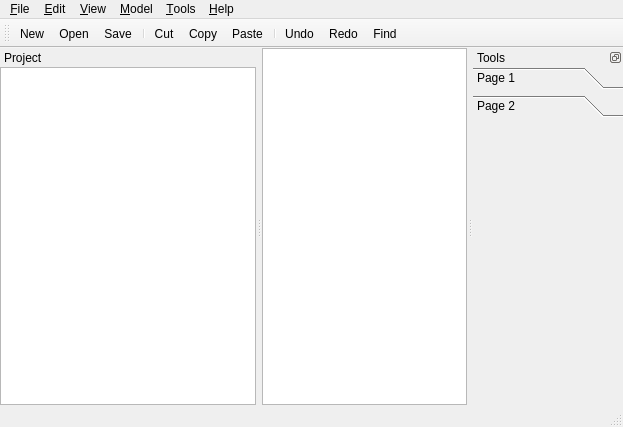
Above: jalapaquery/src/jalapaquery/mainwindow.ui from leonhad/jalapaquery before the change. Below: the same form after it.
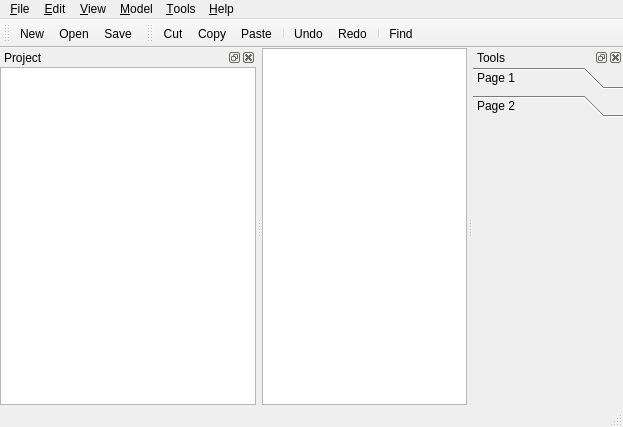
That is the form after the change. The open tabs and pages were chosen to show the change. Icons and pictures are not drawn.

Commit message: Changed toolbar and docks

```diff
--- a/jalapaquery/src/jalapaquery/mainwindow.ui
+++ b/jalapaquery/src/jalapaquery/mainwindow.ui
@@ -156,14 +156,6 @@
    <addaction name="actionNew"/>
    <addaction name="actionOpen"/>
    <addaction name="actionSave"/>
-   <addaction name="separator"/>
-   <addaction name="actionCut"/>
-   <addaction name="actionCopy"/>
-   <addaction name="actionPaste"/>
-   <addaction name="separator"/>
-   <addaction name="actionUndo"/>
-   <addaction name="actionRedo"/>
-   <addaction name="actionFind"/>
   </widget>
   <widget class="QStatusBar" name="statusBar"/>
   <widget class="QDockWidget" name="dockWidget">
@@ -177,7 +169,10 @@
     <bool>false</bool>
    </property>
    <property name="features">
-    <set>QDockWidget::NoDockWidgetFeatures</set>
+    <set>QDockWidget::AllDockWidgetFeatures</set>
+   </property>
+   <property name="allowedAreas">
+    <set>Qt::BottomDockWidgetArea|Qt::LeftDockWidgetArea|Qt::RightDockWidgetArea</set>
    </property>
    <property name="windowTitle">
     <string>Project</string>
@@ -210,7 +205,10 @@
     </size>
    </property>
    <property name="features">
-    <set>QDockWidget::DockWidgetFloatable|QDockWidget::DockWidgetMovable</set>
+    <set>QDockWidget::AllDockWidgetFeatures</set>
+   </property>
+   <property name="allowedAreas">
+    <set>Qt::BottomDockWidgetArea|Qt::LeftDockWidgetArea|Qt::RightDockWidgetArea</set>
    </property>
    <property name="windowTitle">
     <string>Tools</string>
@@ -265,6 +263,25 @@
     </layout>
    </widget>
   </widget>
+  <widget class="QToolBar" name="editingToolBar">
+   <property name="windowTitle">
+    <string>Editing</string>
+   </property>
+   <attribute name="toolBarArea">
+    <enum>TopToolBarArea</enum>
+   </attribute>
+   <attribute name="toolBarBreak">
+    <bool>false</bool>
+   </attribute>
+   <addaction name="actionCut"/>
+   <addaction name="actionCopy"/>
+   <addaction name="actionPaste"/>
+   <addaction name="separator"/>
+   <addaction name="actionUndo"/>
+   <addaction name="actionRedo"/>
+   <addaction name="separator"/>
+   <addaction name="actionFind"/>
+  </widget>
   <action name="actionAbout">
    <property name="text">
     <string>&amp;About</string>
```
Left out of the diff: 12 changed lines with no effect on the pictures.
